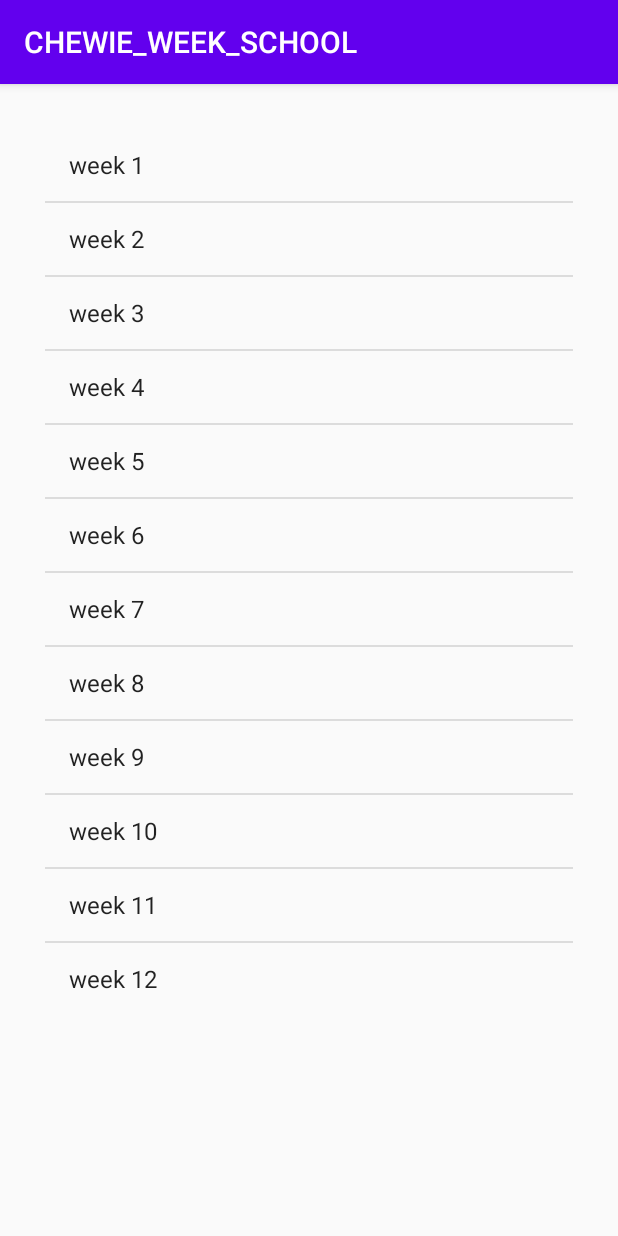
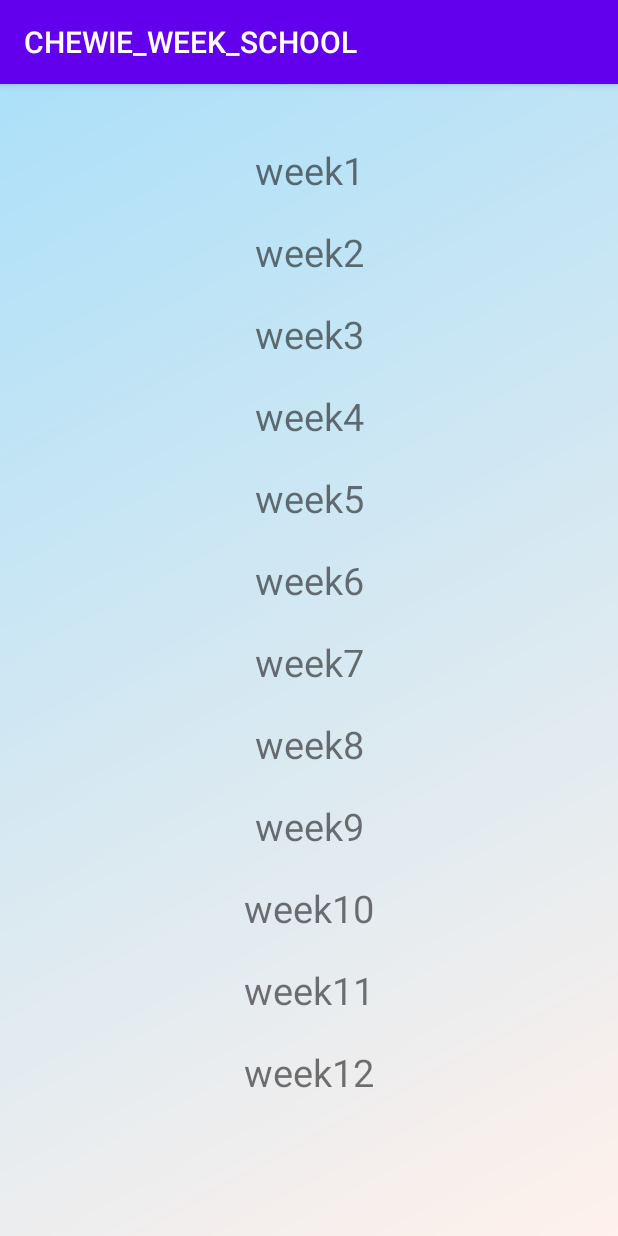
Before and after one commit to dumbeldore2/CHEWIE_WEEK_SCHOOL, an Android app: the Weken screen opened directly, with no data from a screen before it, on a phone screen of 412 x 824 dp. Run offline under Robolectric (Android 15) with nearby library versions, the phone set to English and light mode, and no system bars.

Commit message:
DESKTOP 24/9/2020 12:25

```diff
--- a/app/src/main/java/com/example/chewie_week_school/MainActivity.java
+++ b/app/src/main/java/com/example/chewie_week_school/MainActivity.java
@@ -1,8 +1,13 @@
 package com.example.chewie_week_school;
 
+import androidx.annotation.DrawableRes;
 import androidx.appcompat.app.AppCompatActivity;
 
+import android.content.ClipData;
 import android.content.Intent;
+import android.graphics.Color;
+import android.graphics.drawable.Drawable;
+import android.graphics.drawable.GradientDrawable;
 import android.os.Bundle;
 import android.view.View;
 import android.widget.AdapterView;
@@ -59,7 +64,6 @@ public class MainActivity extends AppCompatActivity {
             public void onItemClick(AdapterView<?> adapterView, View view, int i, long l) {
                 Intent intent = new Intent(getApplicationContext(),Weken.class);
                 intent.putExtra("id",i);
-                System.out.println(i);
                 startActivity(intent);
             }
         });
--- /dev/null
+++ b/app/src/main/res/drawable-v24/colorblack.xml
@@ -0,0 +1,8 @@
+<shape xmlns:android="http://schemas.android.com/apk/res/android"
+    android:shape="rectangle">
+    <gradient
+        android:angle="135"
+        android:startColor="#fff1eb"
+        android:endColor="#ace0f9"
+        />
+</shape>
--- /dev/null
+++ b/app/src/main/res/drawable-v24/colorgreen.xml
@@ -0,0 +1,8 @@
+<shape xmlns:android="http://schemas.android.com/apk/res/android"
+    android:shape="rectangle">
+    <gradient
+        android:angle="0"
+        android:startColor="#43e97b"
+        android:endColor="#38f9d7"
+        />
+</shape>
--- /dev/null
+++ b/app/src/main/res/drawable-v24/colorred.xml
@@ -0,0 +1,8 @@
+<shape xmlns:android="http://schemas.android.com/apk/res/android"
+    android:shape="rectangle">
+    <gradient
+        android:angle="360"
+        android:startColor="#ff0844"
+        android:endColor="#ffb199"
+        />
+</shape>
--- /dev/null
+++ b/app/src/main/res/drawable/colorblack.xml
@@ -0,0 +1,8 @@
+<shape xmlns:android="http://schemas.android.com/apk/res/android"
+    android:shape="rectangle">
+    <gradient
+        android:angle="135"
+        android:startColor="#434343"
+        android:endColor="#000000"
+        />
+</shape>
--- /dev/null
+++ b/app/src/main/res/drawable/colorgreen.xml
@@ -0,0 +1,8 @@
+<shape xmlns:android="http://schemas.android.com/apk/res/android"
+    android:shape="rectangle">
+    <gradient
+        android:angle="0"
+        android:startColor="#43e97b"
+        android:endColor="#38f9d7"
+        />
+</shape>
--- /dev/null
+++ b/app/src/main/res/drawable/colorred.xml
@@ -0,0 +1,8 @@
+<shape xmlns:android="http://schemas.android.com/apk/res/android"
+    android:shape="rectangle">
+    <gradient
+        android:angle="135"
+        android:startColor="#ff0844"
+        android:endColor="#ffb199"
+        />
+</shape>
--- a/app/src/main/res/layout/activity_main.xml
+++ b/app/src/main/res/layout/activity_main.xml
@@ -4,7 +4,8 @@
     xmlns:tools="http://schemas.android.com/tools"
     android:layout_width="match_parent"
     android:layout_height="match_parent"
-    tools:context=".MainActivity">
+    tools:context=".MainActivity"
+    android:background="@drawable/colorblack">
     <LinearLayout
         android:layout_width="match_parent"
         android:layout_height="match_parent"
--- a/app/src/main/res/layout/activity_voeg_toe.xml
+++ b/app/src/main/res/layout/activity_voeg_toe.xml
@@ -4,7 +4,8 @@
     xmlns:tools="http://schemas.android.com/tools"
     android:layout_width="match_parent"
     android:layout_height="match_parent"
-    tools:context=".VoegToe">
+    tools:context=".VoegToe"
+    android:background="@drawable/colorblack">
 
     <LinearLayout
         android:layout_width="match_parent"
--- a/app/src/main/res/layout/activity_weken.xml
+++ b/app/src/main/res/layout/activity_weken.xml
@@ -4,17 +4,110 @@
     xmlns:tools="http://schemas.android.com/tools"
     android:layout_width="match_parent"
     android:layout_height="match_parent"
-    tools:context=".Weken">
+    tools:context=".Weken"
+    android:background="@drawable/colorblack">
 
     <LinearLayout
         android:layout_width="match_parent"
         android:layout_height="match_parent"
         android:layout_margin="30dp"
         android:orientation="vertical">
-        <ListView
-            android:id="@+id/lisTviewWeken"
+        <TextView
+            android:id="@+id/week1"
             android:layout_width="match_parent"
-            android:layout_height="wrap_content"/>
+            android:layout_height="wrap_content"
+            android:gravity="center"
+            android:text="week1"
+            android:layout_margin="10dp"
+            android:textSize="25dp"/>
+        <TextView
+            android:id="@+id/week2"
+            android:layout_width="match_parent"
+            android:layout_height="wrap_content"
+            android:gravity="center"
+            android:text="week2"
+            android:layout_margin="10dp"
+            android:textSize="25dp"/>
+        <TextView
+            android:id="@+id/week3"
+            android:layout_width="match_parent"
+            android:layout_height="wrap_content"
+            android:gravity="center"
+            android:text="week3"
+            android:layout_margin="10dp"
+            android:textSize="25dp"/>
+        <TextView
+            android:id="@+id/week4"
+            android:layout_width="match_parent"
+            android:layout_height="wrap_content"
+            android:gravity="center"
+            android:text="week4"
+            android:layout_margin="10dp"
+            android:textSize="25dp"/>
+        <TextView
+            android:id="@+id/week5"
+            android:layout_width="match_parent"
+            android:layout_height="wrap_content"
+            android:gravity="center"
+            android:text="week5"
+            android:layout_margin="10dp"
+            android:textSize="25dp"/>
+        <TextView
+            android:id="@+id/week6"
+            android:layout_width="match_parent"
+            android:layout_height="wrap_content"
+            android:gravity="center"
+            android:text="week6"
+            android:layout_margin="10dp"
+            android:textSize="25dp"/>
+        <TextView
+            android:id="@+id/week7"
+            android:layout_width="match_parent"
+            android:layout_height="wrap_content"
+            android:gravity="center"
+            android:text="week7"
+            android:layout_margin="10dp"
+            android:textSize="25dp"/>
+        <TextView
+            android:id="@+id/week8"
+            android:layout_width="match_parent"
+            android:layout_height="wrap_content"
+            android:gravity="center"
+            android:text="week8"
+            android:layout_margin="10dp"
+            android:textSize="25dp"/>
+        <TextView
+            android:id="@+id/week9"
+            android:layout_width="match_parent"
+            android:layout_height="wrap_content"
+            android:gravity="center"
+            android:text="week9"
+            android:layout_margin="10dp"
+            android:textSize="25dp"/>
+        <TextView
+            android:id="@+id/week10"
+            android:layout_width="match_parent"
+            android:layout_height="wrap_content"
+            android:gravity="center"
+            android:text="week10"
+            android:layout_margin="10dp"
+            android:textSize="25dp"/>
+        <TextView
+            android:id="@+id/week11"
+            android:layout_width="match_parent"
+            android:layout_height="wrap_content"
+            android:gravity="center"
+            android:text="week11"
+            android:layout_margin="10dp"
+            android:textSize="25dp"/>
+        <TextView
+            android:id="@+id/week12"
+            android:layout_width="match_parent"
+            android:layout_height="wrap_content"
+            android:gravity="center"
+            android:text="week12"
+            android:layout_margin="10dp"
+            android:textSize="25dp"/>
     </LinearLayout>
 
 </androidx.constraintlayout.widget.ConstraintLayout>
--- a/app/src/main/res/values/colors.xml
+++ b/app/src/main/res/values/colors.xml
@@ -3,4 +3,6 @@
     <color name="colorPrimary">#6200EE</color>
     <color name="colorPrimaryDark">#3700B3</color>
     <color name="colorAccent">#03DAC5</color>
+    <drawable name="rood">@drawable/colorred</drawable>
+    <drawable name="blauw">@drawable/colorblack</drawable>
 </resources>
```
Also changed, not shown: app/src/main/java/com/example/chewie_week_school/DatabaseVak.java (+128 -26 lines), app/src/main/java/com/example/chewie_week_school/Weken.java (+360 -17 lines).
